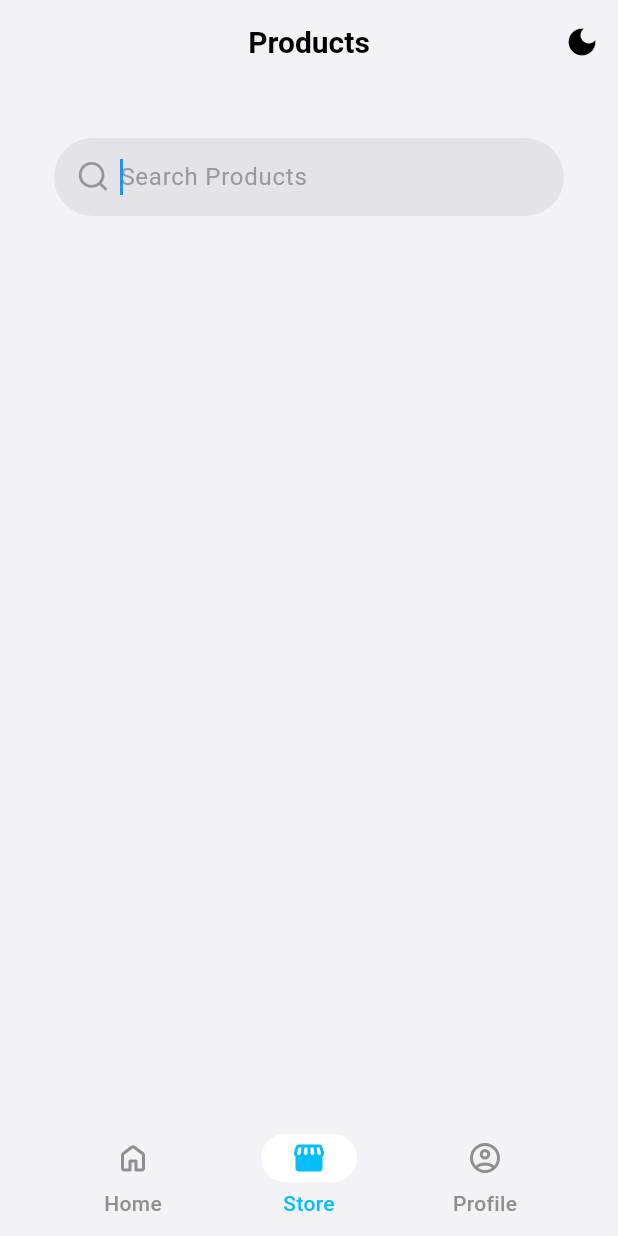
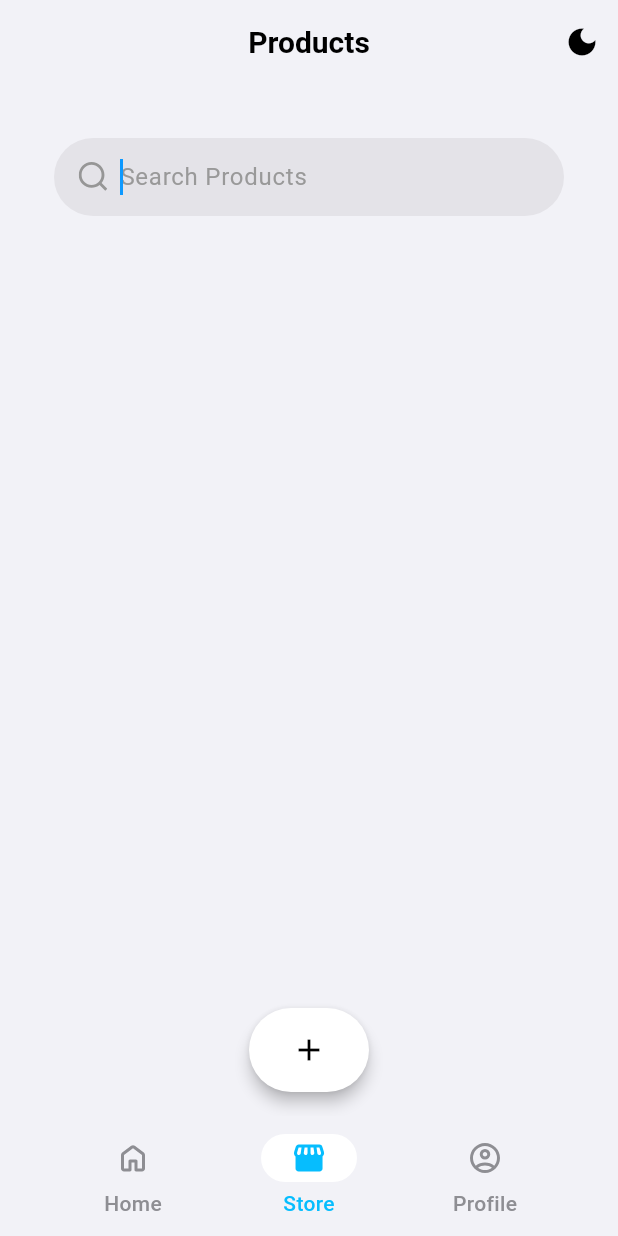
Before and after one commit to SimpliMinimalist/Genesis, a Flutter app: the screen it shows after launch, item 2 of the bottom bar chosen, after a tap on "Search Products", on a phone screen of 412 x 824 dp. Run offline on Flutter 3.47's test engine with Material 3 defaults, Android fonts, the phone set to English and light mode, and no system bars; our stand-ins replace flutter_svg, go_router.

Commit message:
feat: Enhance FAB with theme integration and layout adjustments

```diff
--- /dev/null
+++ b/devtools_options.yaml
@@ -0,0 +1,3 @@
+description: This file stores settings for Dart & Flutter DevTools.
+documentation: https://docs.flutter.dev/tools/devtools/extensions#configure-extension-enablement-states
+extensions:
--- a/lib/core/themes/colors.dart
+++ b/lib/core/themes/colors.dart
@@ -1,4 +1,3 @@
-
 import 'package:flutter/material.dart';
 
 // Light Theme Colors
@@ -22,6 +21,10 @@ const iconContainerLight = Color(0xFFFFFFFF);
 const activeIconLight = Color(0xFF06BDFE);
 const activeLabelLight = Color(0xFF06BDFE);
 const inactiveTabsLight = Color(0xFF8E8E93);
+
+// FAB
+const fabBackgroundLight = Color(0xFFFFFFFF);
+const fabIconLight = Color(0xFF000000);
 
 
 //---------------------------------------------//
@@ -48,3 +51,7 @@ const iconContainerDark = Color(0xFF2A2A2A);
 const activeIconDark = Color(0xFF0D99FF);
 const activeLabelDark = Color(0xFF0D99FF);
 const inactiveTabsDark = Color(0xFF848488);
+
+// FAB
+const fabBackgroundDark = Color(0xFF1C1C1E);
+const fabIconDark = Color(0xFFE7E7E7);
--- a/lib/core/themes/dark_theme.dart
+++ b/lib/core/themes/dark_theme.dart
@@ -25,6 +25,8 @@ ThemeData darkTheme() {
         searchBarBackground: searchBarBackgroundDark,
         searchBarPlaceholder: searchBarPlaceholderDark,
         icon: iconDark,
+        fabBackground: fabBackgroundDark,
+        fabIcon: fabIconDark,
       ),
     ],
   );
--- a/lib/core/themes/light_theme.dart
+++ b/lib/core/themes/light_theme.dart
@@ -25,6 +25,8 @@ ThemeData lightTheme() {
         searchBarBackground: searchBarBackgroundLight,
         searchBarPlaceholder: searchBarPlaceholderLight,
         icon: iconLight,
+        fabBackground: fabBackgroundLight,
+        fabIcon: fabIconLight,
       ),
     ],
   );
--- a/lib/core/themes/theme_extension.dart
+++ b/lib/core/themes/theme_extension.dart
@@ -1,4 +1,3 @@
-
 import 'package:flutter/material.dart';
 
 @immutable
@@ -18,6 +17,8 @@ class AppColors extends ThemeExtension<AppColors> {
     required this.searchBarBackground,
     required this.searchBarPlaceholder,
     required this.icon,
+    required this.fabBackground,
+    required this.fabIcon,
   });
 
   final Color primary;
@@ -34,6 +35,8 @@ class AppColors extends ThemeExtension<AppColors> {
   final Color searchBarBackground;
   final Color searchBarPlaceholder;
   final Color icon;
+  final Color fabBackground;
+  final Color fabIcon;
 
   @override
   AppColors copyWith({
@@ -51,6 +54,8 @@ class AppColors extends ThemeExtension<AppColors> {
     Color? searchBarBackground,
     Color? searchBarPlaceholder,
     Color? icon,
+    Color? fabBackground,
+    Color? fabIcon,
   }) {
     return AppColors(
       primary: primary ?? this.primary,
@@ -67,6 +72,8 @@ class AppColors extends ThemeExtension<AppColors> {
       searchBarBackground: searchBarBackground ?? this.searchBarBackground,
       searchBarPlaceholder: searchBarPlaceholder ?? this.searchBarPlaceholder,
       icon: icon ?? this.icon,
+      fabBackground: fabBackground ?? this.fabBackground,
+      fabIcon: fabIcon ?? this.fabIcon,
     );
   }
 
@@ -90,6 +97,8 @@ class AppColors extends ThemeExtension<AppColors> {
       searchBarBackground: Color.lerp(searchBarBackground, other.searchBarBackground, t)!,
       searchBarPlaceholder: Color.lerp(searchBarPlaceholder, other.searchBarPlaceholder, t)!,
       icon: Color.lerp(icon, other.icon, t)!,
+      fabBackground: Color.lerp(fabBackground, other.fabBackground, t)!,
+      fabIcon: Color.lerp(fabIcon, other.fabIcon, t)!,
     );
   }
 }
--- /dev/null
+++ b/lib/core/widgets/fab.dart
@@ -0,0 +1,36 @@
+import 'package:flutter/material.dart';
+
+/// A custom pill-shaped Floating Action Button (FAB) that provides a modern,
+/// extended look with a centered icon.
+class PillFab extends StatelessWidget {
+  const PillFab({
+    super.key,
+    required this.onPressed,
+    required this.icon,
+    this.backgroundColor,
+    this.foregroundColor,
+  });
+
+  final VoidCallback onPressed;
+  final Widget icon;
+  final Color? backgroundColor;
+  final Color? foregroundColor;
+
+  @override
+  Widget build(BuildContext context) {
+    return FloatingActionButton.extended(
+      onPressed: onPressed,
+      label: Padding(
+        padding: const EdgeInsets.symmetric(horizontal: 8.0),
+        child: icon,
+      ), // Use the icon as the label to center it
+      icon: null, // No separate icon to ensure centering
+      shape: const StadiumBorder(), // Creates the pill shape
+      elevation: 4.0,
+      backgroundColor: backgroundColor ?? Colors.white,
+      foregroundColor: foregroundColor ?? Colors.black,
+      hoverElevation: 6.0,
+      highlightElevation: 8.0,
+    );
+  }
+}
--- a/lib/core/widgets/search_bar.dart
+++ b/lib/core/widgets/search_bar.dart
@@ -1,12 +1,42 @@
+import 'dart:async';
 
 import 'package:flutter/material.dart';
 import 'package:flutter_svg/flutter_svg.dart';
 import 'package:myapp/core/themes/theme_extension.dart';
 
-class AppSearchBar extends StatelessWidget {
-  const AppSearchBar({super.key, required this.hintText});
+class AppSearchBar extends StatefulWidget {
+  const AppSearchBar({
+    super.key,
+    required this.hintText,
+    required this.onDebounced,
+    this.debounceDuration = const Duration(milliseconds: 500),
+  });
 
   final String hintText;
+  final void Function(String) onDebounced;
+  final Duration debounceDuration;
+
+  @override
+  State<AppSearchBar> createState() => _AppSearchBarState();
+}
+
+class _AppSearchBarState extends State<AppSearchBar> {
+  Timer? _debounce;
+  final TextEditingController _controller = TextEditingController();
+
+  @override
+  void dispose() {
+    _debounce?.cancel();
+    _controller.dispose();
+    super.dispose();
+  }
+
+  void _onChanged(String query) {
+    if (_debounce?.isActive ?? false) _debounce!.cancel();
+    _debounce = Timer(widget.debounceDuration, () {
+      widget.onDebounced(query);
+    });
+  }
 
   @override
   Widget build(BuildContext context) {
@@ -14,8 +44,10 @@ class AppSearchBar extends StatelessWidget {
     return Padding(
       padding: const EdgeInsets.only(left: 20.0, right: 20.0, top: 20.0),
       child: SearchBar(
+        controller: _controller,
+        onChanged: _onChanged,
         constraints: const BoxConstraints(minHeight: 52.0, maxHeight: 52.0),
-        hintText: hintText,
+        hintText: widget.hintText,
         hintStyle: WidgetStateProperty.all(
           TextStyle(color: appColors.searchBarPlaceholder),
         ),
--- a/lib/features/home/presentation/screen/home_screen.dart
+++ b/lib/features/home/presentation/screen/home_screen.dart
@@ -6,13 +6,16 @@ class HomeScreen extends StatelessWidget {
 
   @override
   Widget build(BuildContext context) {
-    return const Scaffold(
+    return Scaffold(
       body: Padding(
-        padding: EdgeInsets.all(16.0),
+        padding: const EdgeInsets.all(16.0),
         child: Column(
           children: [
-            AppSearchBar(hintText: 'Search Orders'),
-            SizedBox(height: 16.0),
+            AppSearchBar(
+              hintText: 'Search Orders',
+              onDebounced: (query) {},
+            ),
+            const SizedBox(height: 16.0),
           ],
         ),
       ),
--- a/lib/features/store/presentation/screen/store_screen.dart
+++ b/lib/features/store/presentation/screen/store_screen.dart
@@ -1,4 +1,6 @@
 import 'package:flutter/material.dart';
+import 'package:myapp/core/themes/theme_extension.dart';
+import 'package:myapp/core/widgets/fab.dart';
 import 'package:myapp/core/widgets/search_bar.dart';
 
 class StoreScreen extends StatelessWidget {
@@ -6,15 +8,29 @@ class StoreScreen extends StatelessWidget {
 
   @override
   Widget build(BuildContext context) {
-    return const Scaffold(
+    final appColors = Theme.of(context).extension<AppColors>()!;
+
+    return Scaffold(
       body: Padding(
-        padding: EdgeInsets.all(16.0),
+        padding: const EdgeInsets.all(16.0),
         child: Column(
           children: [
-            AppSearchBar(hintText: 'Search Products'),
-            SizedBox(height: 16.0),
+            AppSearchBar(
+              hintText: 'Search Products',
+              onDebounced: (query) {},
+            ),
+            const SizedBox(height: 16.0),
           ],
         ),
+      ),
+      floatingActionButtonLocation: FloatingActionButtonLocation.centerFloat,
+      floatingActionButton: PillFab(
+        onPressed: () {
+          // Handle cart action
+        },
+        icon: const Icon(Icons.add),
+        backgroundColor: appColors.fabBackground,
+        foregroundColor: appColors.fabIcon,
       ),
     );
   }
--- a/pubspec.yaml
+++ b/pubspec.yaml
@@ -14,6 +14,7 @@ dependencies:
   go_router: ^16.3.0
   flutter_svg: ^2.2.1
   provider: ^6.1.5+1
+  google_fonts: ^6.3.2
 
 dev_dependencies:
   flutter_test:
```
Also changed, not shown: pubspec.lock, 1 other file.
